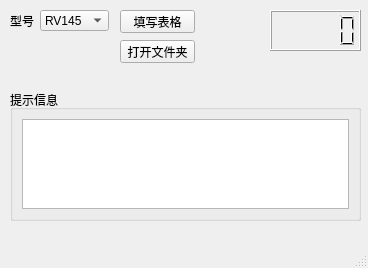
Before: the Qt Designer form camt.ui in xzcdgit/CSRandomTable, drawn with Qt 5.
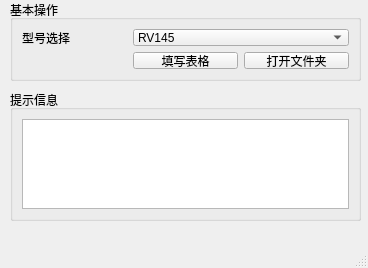
After: the same form once the commit is applied.

Commit message: 增加提示框

What changed in the file:
```diff
--- a/camt.ui
+++ b/camt.ui
@@ -14,84 +14,6 @@
    <string>MainWindow</string>
   </property>
   <widget class="QWidget" name="centralwidget">
-   <widget class="QPushButton" name="pushButton">
-    <property name="geometry">
-     <rect>
-      <x>120</x>
-      <y>10</y>
-      <width>75</width>
-      <height>23</height>
-     </rect>
-    </property>
-    <property name="text">
-     <string>填写表格</string>
-    </property>
-   </widget>
-   <widget class="QComboBox" name="comboBox">
-    <property name="geometry">
-     <rect>
-      <x>40</x>
-      <y>10</y>
-      <width>69</width>
-      <height>21</height>
-     </rect>
-    </property>
-    <item>
-     <property name="text">
-      <string>RV145</string>
-     </property>
-    </item>
-    <item>
-     <property name="text">
-      <string>RV80S</string>
-     </property>
-    </item>
-   </widget>
-   <widget class="QLabel" name="label">
-    <property name="geometry">
-     <rect>
-      <x>10</x>
-      <y>10</y>
-      <width>54</width>
-      <height>21</height>
-     </rect>
-    </property>
-    <property name="text">
-     <string>型号</string>
-    </property>
-   </widget>
-   <widget class="QPushButton" name="pushButton_2">
-    <property name="geometry">
-     <rect>
-      <x>120</x>
-      <y>40</y>
-      <width>75</width>
-      <height>23</height>
-     </rect>
-    </property>
-    <property name="text">
-     <string>打开文件夹</string>
-    </property>
-   </widget>
-   <widget class="QLCDNumber" name="lcdNumber">
-    <property name="geometry">
-     <rect>
-      <x>270</x>
-      <y>10</y>
-      <width>91</width>
-      <height>41</height>
-     </rect>
-    </property>
-    <property name="smallDecimalPoint">
-     <bool>false</bool>
-    </property>
-    <property name="mode">
-     <enum>QLCDNumber::Dec</enum>
-    </property>
-    <property name="value" stdset="0">
-     <double>0.000000000000000</double>
-    </property>
-   </widget>
    <widget class="QGroupBox" name="groupBox">
     <property name="geometry">
      <rect>
@@ -110,6 +32,56 @@
      </item>
     </layout>
    </widget>
+   <widget class="QGroupBox" name="groupBox_2">
+    <property name="geometry">
+     <rect>
+      <x>10</x>
+      <y>0</y>
+      <width>351</width>
+      <height>81</height>
+     </rect>
+    </property>
+    <property name="title">
+     <string>基本操作</string>
+    </property>
+    <layout class="QGridLayout" name="gridLayout">
+     <item row="0" column="0">
+      <widget class="QLabel" name="label">
+       <property name="text">
+        <string>型号选择</string>
+       </property>
+      </widget>
+     </item>
+     <item row="0" column="1" colspan="2">
+      <widget class="QComboBox" name="comboBox">
+       <item>
+        <property name="text">
+         <string>RV145</string>
+        </property>
+       </item>
+       <item>
+        <property name="text">
+         <string>RV80S</string>
+        </property>
+       </item>
+      </widget>
+     </item>
+     <item row="1" column="2">
+      <widget class="QPushButton" name="pushButton_2">
+       <property name="text">
+        <string>打开文件夹</string>
+       </property>
+      </widget>
+     </item>
+     <item row="1" column="1">
+      <widget class="QPushButton" name="pushButton">
+       <property name="text">
+        <string>填写表格</string>
+       </property>
+      </widget>
+     </item>
+    </layout>
+   </widget>
   </widget>
   <widget class="QMenuBar" name="menubar">
    <property name="geometry">
```
The commit also changes 1 other file.
